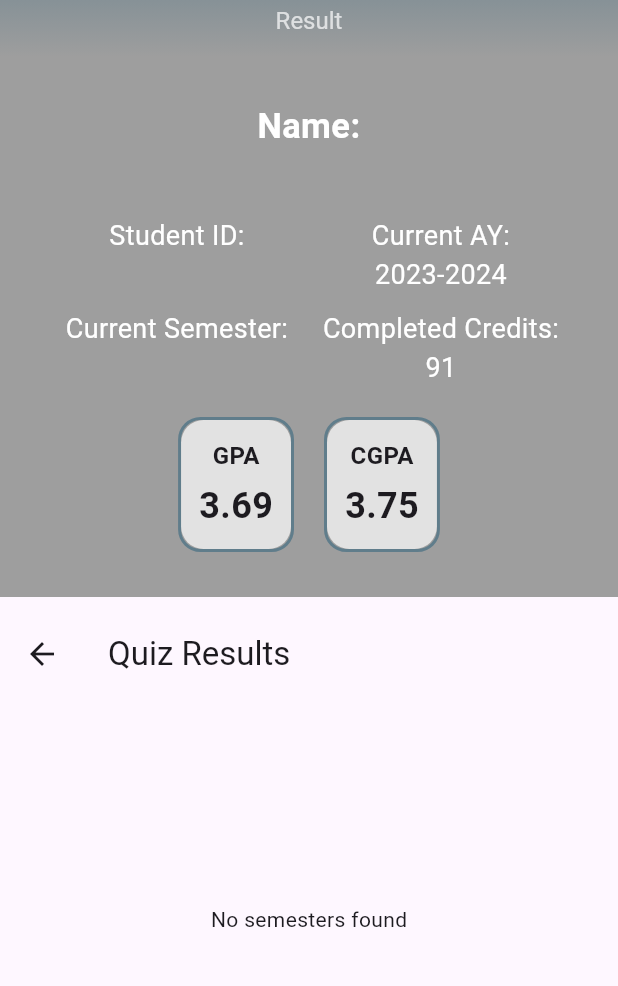
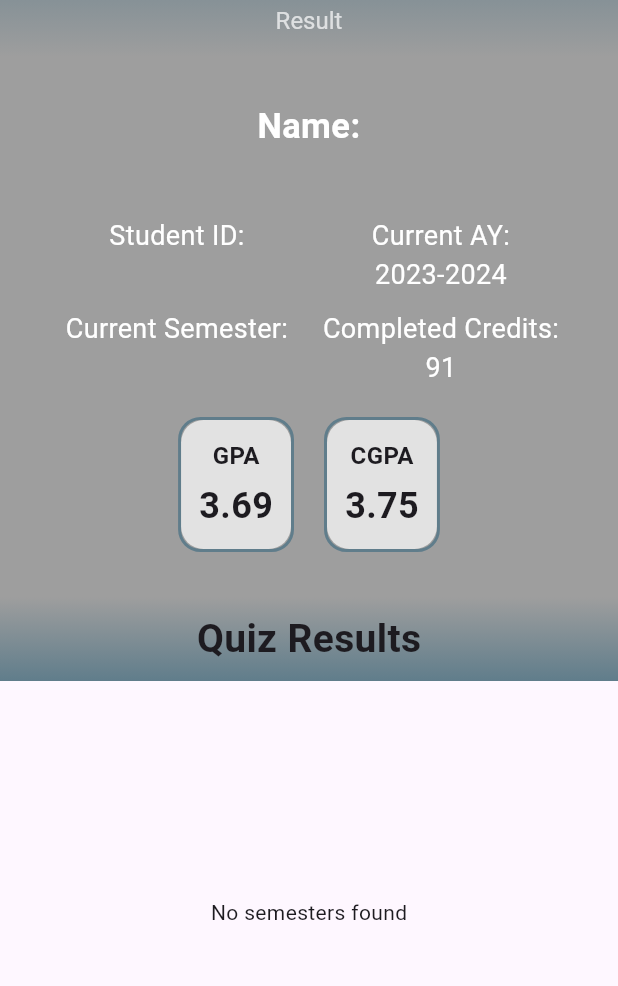
Before and after one commit to akibhaider/BetterSIS, a Flutter app: the ResultPage screen opened directly with empty values, on a phone screen of 412 x 824 dp, the part 93-1079 px from its top. Run offline on Flutter 3.47's test engine with Material 3 defaults, Android fonts, the phone set to English and light mode, and no system bars; our stand-ins replace cloud_firestore, firebase_auth, firebase_core, firebase_storage, qr_flutter; accounts and stored records are empty.

Commit message:
Implement Quiz Results Page

```diff
--- a/bettersis/lib/screens/quiz_page.dart
+++ b/bettersis/lib/screens/quiz_page.dart
@@ -3,8 +3,15 @@ import 'package:flutter/material.dart';
 
 class QuizPage extends StatefulWidget {
   final String userId;
+  final String userSemester;
+  final ThemeData theme;
 
-  const QuizPage({Key? key, required this.userId}) : super(key: key);
+  const QuizPage(
+      {Key? key,
+      required this.userId,
+      required this.userSemester,
+      required this.theme})
+      : super(key: key);
 
   @override
   _QuizPageState createState() => _QuizPageState();
@@ -21,7 +28,8 @@ class _QuizPageState extends State<QuizPage> {
         .collection(widget.userId)
         .get();
 
-    List<String> semesters = semesterSnapshot.docs.map((doc) => doc.id).toList();
+    List<String> semesters =
+        semesterSnapshot.docs.map((doc) => doc.id).toList();
     return semesters;
   }
 
@@ -39,7 +47,8 @@ class _QuizPageState extends State<QuizPage> {
     return courses;
   }
 
-  Future<Map<String, dynamic>> _fetchQuizMarks(String semesterId, String courseId) async {
+  Future<Map<String, dynamic>> _fetchQuizMarks(
+      String semesterId, String courseId) async {
     // Fetch marks for the selected course
     DocumentSnapshot marksSnapshot = await FirebaseFirestore.instance
         .collection('Results')
@@ -50,7 +59,6 @@ class _QuizPageState extends State<QuizPage> {
         .doc(courseId)
         .get();
 
-  // Check if the document exists and return the marks
     if (marksSnapshot.exists) {
       return {
         'marks': marksSnapshot['marks'],
@@ -60,11 +68,34 @@ class _QuizPageState extends State<QuizPage> {
     }
   }
 
-
   @override
   Widget build(BuildContext context) {
     return Scaffold(
-      appBar: AppBar(title: const Text('Quiz Results')),
+      appBar: AppBar(
+        automaticallyImplyLeading: false,
+        elevation: 0.3,
+        flexibleSpace: Container(
+          decoration: BoxDecoration(
+            gradient: LinearGradient(
+              begin: Alignment.topCenter,
+              end: Alignment.bottomCenter,
+              colors: [
+                Theme.of(context).primaryColor,
+                Theme.of(context).secondaryHeaderColor,
+              ],
+            ),
+          ),
+          child: const Center(
+            child: Align(
+              alignment: Alignment.center,
+              child: Text(
+                'Quiz Results',
+                style: TextStyle(fontSize: 26, fontWeight: FontWeight.bold),
+              ),
+            ),
+          ),
+        ),
+      ),
       body: FutureBuilder<List<String>>(
         future: _fetchSemesters(),
         builder: (context, snapshot) {
@@ -77,26 +108,32 @@ class _QuizPageState extends State<QuizPage> {
           } else {
             List<String> semesters = snapshot.data!;
             return ListView.builder(
-              itemCount: semesters.length,
+              itemCount: 1,
               itemBuilder: (context, index) {
+                index = int.parse(widget.userSemester[0]) - 1;
                 String semesterId = semesters[index];
                 return ExpansionTile(
-                  title: Text('Semester $semesterId'),
+                  title: Text('Current Semester ${widget.userSemester}',
+                      style: const TextStyle(fontSize: 20)),
                   children: [
                     FutureBuilder<List<String>>(
                       future: _fetchCourses(semesterId),
                       builder: (context, courseSnapshot) {
-                        if (courseSnapshot.connectionState == ConnectionState.waiting) {
+                        if (courseSnapshot.connectionState ==
+                            ConnectionState.waiting) {
                           return const CircularProgressIndicator();
                         } else if (courseSnapshot.hasError) {
                           return const Text('Error fetching courses');
-                        } else if (!courseSnapshot.hasData || courseSnapshot.data!.isEmpty) {
+                        } else if (!courseSnapshot.hasData ||
+                            courseSnapshot.data!.isEmpty) {
                           return const Text('No courses found');
                         } else {
                           List<String> courses = courseSnapshot.data!;
                           return ListView.builder(
-                            shrinkWrap: true, // Ensures ListView fits inside the ExpansionTile
-                            physics: const NeverScrollableScrollPhysics(), // Prevents inner ListView from scrolling
+                            shrinkWrap:
+                                true,
+                            physics:
+                                const NeverScrollableScrollPhysics(),
                             itemCount: courses.length,
                             itemBuilder: (context, courseIndex) {
                               String courseId = courses[courseIndex];
@@ -104,32 +141,41 @@ class _QuizPageState extends State<QuizPage> {
                                 title: Text(courseId),
                                 children: [
                                   FutureBuilder<Map<String, dynamic>>(
-                                    future: _fetchQuizMarks(semesterId, courseId),
+                                    future:
+                                        _fetchQuizMarks(semesterId, courseId),
                                     builder: (context, quizSnapshot) {
-                                      if (quizSnapshot.connectionState == ConnectionState.waiting) {
+                                      if (quizSnapshot.connectionState ==
+                                          ConnectionState.waiting) {
                                         return const Padding(
-                                          padding: EdgeInsets.symmetric(vertical: 16.0),
-                                          child: Center(child: CircularProgressIndicator()),
+                                          padding: EdgeInsets.symmetric(
+                                              vertical: 16.0),
+                                          child: Center(
+                                              child:
+                                                  CircularProgressIndicator()),
                                         );
                                       } else if (quizSnapshot.hasError) {
                                         return const Padding(
-                                          padding: EdgeInsets.symmetric(vertical: 16.0),
+                                          padding: EdgeInsets.symmetric(
+                                              vertical: 16.0),
                                           child: Text('Error fetching marks'),
                                         );
-                                      } else if (!quizSnapshot.hasData || quizSnapshot.data!.isEmpty) {
+                                      } else if (!quizSnapshot.hasData ||
+                                          quizSnapshot.data!.isEmpty) {
                                         return const Padding(
-                                          padding: EdgeInsets.symmetric(vertical: 16.0),
+                                          padding: EdgeInsets.symmetric(
+                                              vertical: 16.0),
                                           child: Text('No marks found'),
                                         );
                                       } else {
-                                        Map<String, dynamic> marks = quizSnapshot.data!;
+                                        Map<String, dynamic> marks =
+                                            quizSnapshot.data!;
                                         return ListTile(
-                                          title: Text('Marks: ${marks['marks']}'), // Display marks
+                                          title: Text(
+                                              'Marks:   Quiz-1 (${marks['marks']['quiz-1']})   Quiz-2 (${marks['marks']['quiz-2']})   Quiz-3 (${marks['marks']['quiz-3']})'),
                                         );
                                       }
                                     },
                                   ),
-
                                 ],
                               );
                             },
--- a/bettersis/lib/screens/result_page.dart
+++ b/bettersis/lib/screens/result_page.dart
@@ -1,4 +1,5 @@
 import 'package:bettersis/modules/bettersis_appbar.dart';
+import 'package:bettersis/screens/midpage.dart';
 import 'package:bettersis/utis/themes.dart';
 import 'package:flutter/material.dart';
 import 'quiz_page.dart';
@@ -158,7 +159,6 @@ class _ResultPageState extends State<ResultPage> {
                 ],
               ),
             ),
-            const SizedBox(height: 10),
             Expanded(
               child: PageView(
                 controller: _pageController,
@@ -166,8 +166,8 @@ class _ResultPageState extends State<ResultPage> {
                   print("Page changed to: $index");
                 },
                 children: [
-                  QuizPage(userId: widget.userData['id']),
-                  PageB(),
+                  QuizPage(userId: widget.userData['id'], userSemester: widget.userData['semester'], theme: theme),
+                  const Midpage(),
                   PageC(),
                 ],
               ),
```
Also changed, not shown: bettersis/lib/screens/midpage.dart (added, +15 -0 lines). Lines whose indentation alone changed are shown as unchanged.
